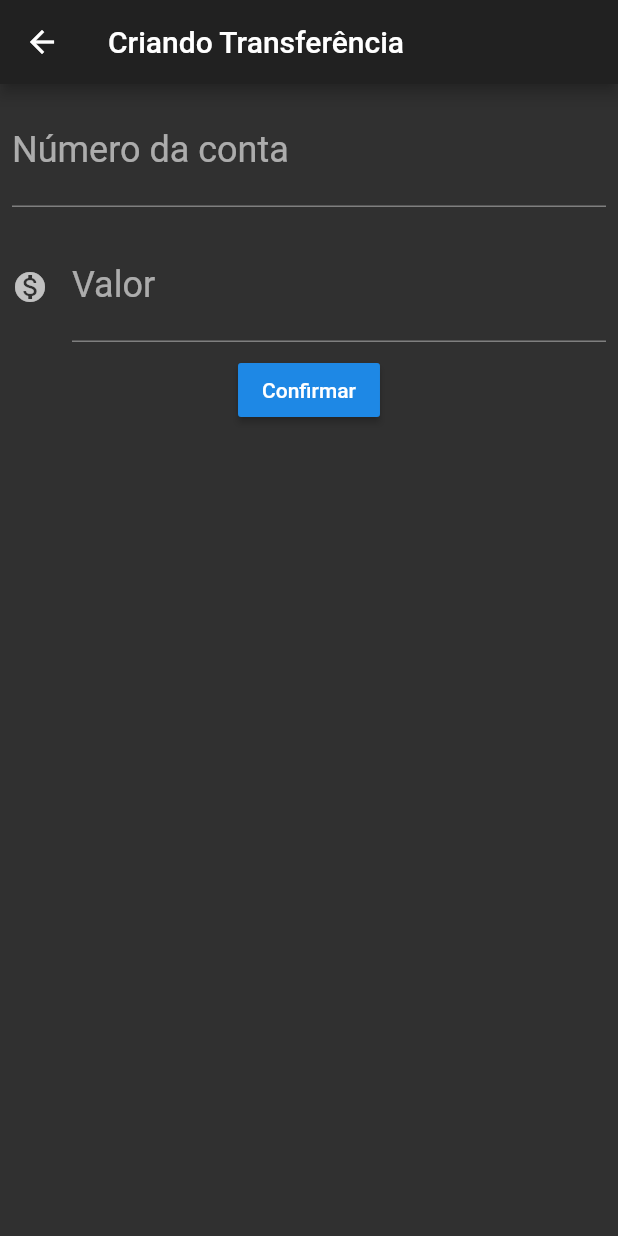
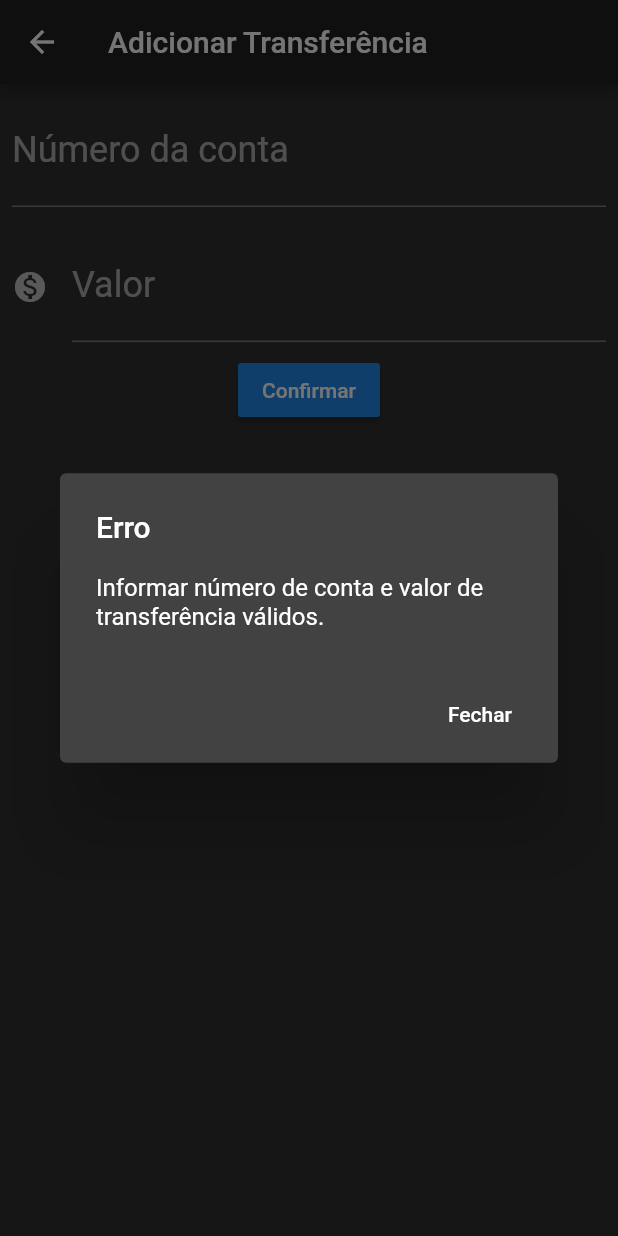
Before and after one commit to lucaswatanuki/bytebank-flutter, a Flutter app: the FormularioTransferencia screen opened directly, after a tap on "Confirmar", on a phone screen of 412 x 824 dp. Run offline on Flutter 3.47's test engine with Material 2 defaults, Android fonts, the phone set to English and light mode, and no system bars; our stand-ins replace sqflite; accounts and stored records are empty.

Commit message:
Adição de alert dialogue nos formulários

```diff
--- /dev/null
+++ b/lib/components/error_dialogue.dart
@@ -0,0 +1,22 @@
+import 'package:flutter/cupertino.dart';
+import 'package:flutter/material.dart';
+
+class ErrorDialogue extends StatelessWidget {
+
+  final String problema;
+
+  ErrorDialogue(this.problema);
+
+  @override
+  Widget build(BuildContext context) {
+    return AlertDialog(
+      title: Text("Erro"),
+      content: new Text(problema),
+      actions: <Widget>[
+        new FlatButton(
+            onPressed: () => Navigator.pop(context),
+            child: new Text("Fechar"))
+      ],
+    );
+  }
+}
--- a/lib/screens/transferencias/formulario.dart
+++ b/lib/screens/transferencias/formulario.dart
@@ -1,8 +1,9 @@
 import 'package:bytebank/components/editor.dart';
+import 'package:bytebank/components/error_dialogue.dart';
 import 'package:bytebank/models/transferencias.dart';
 import 'package:flutter/material.dart';
 
-const appBarTitle = 'Criando Transferência';
+const appBarTitle = 'Adicionar Transferência';
 const dicaText = '0000';
 const numeroConta = 'Número da conta';
 const valor = 'Valor';
@@ -55,5 +56,10 @@ class FormularioTransferenciaState extends State<FormularioTransferencia> {
       final transferenciaCriada = Transferencia(valor, numeroConta);
       Navigator.pop(context, transferenciaCriada);
     }
+    showDialog(
+      context: context,
+      builder: (context) => ErrorDialogue(
+          "Informar número de conta e valor de transferência válidos."),
+    );
   }
 }
--- a/lib/screens/transferencias/lista.dart
+++ b/lib/screens/transferencias/lista.dart
@@ -26,7 +26,11 @@ class ListaTransferenciaState extends State<ListaTransferencias> {
         },
       ),
       floatingActionButton: FloatingActionButton(
-        child: Icon(Icons.add),
+        backgroundColor: Colors.green,
+        child: Icon(
+          Icons.add,
+          color: Colors.white,
+        ),
         onPressed: () {
           Navigator.push(context, MaterialPageRoute(builder: (context) {
             return FormularioTransferencia();
```
Also changed, not shown: lib/screens/contatos/formulario.dart (+13 -3 lines).
